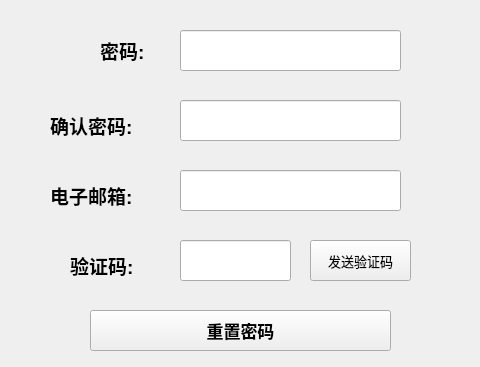
First picture: the form in client/forgetPasswordWindow/forgetPasswordWindow.ui, repository A-Yu-cn/sqq, before the edit.
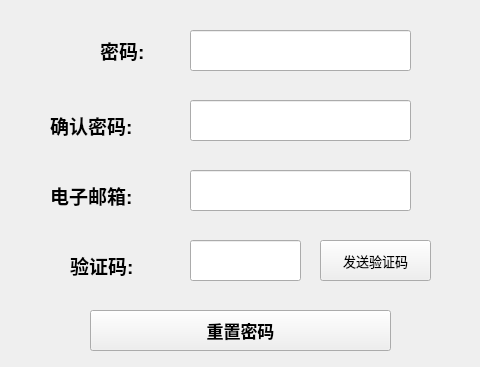
Second picture: the form after the edit.

The edit to the form file:
```diff
--- a/client/forgetPasswordWindow/forgetPasswordWindow.ui
+++ b/client/forgetPasswordWindow/forgetPasswordWindow.ui
@@ -18,7 +18,7 @@
     <rect>
      <x>100</x>
      <y>35</y>
-     <width>61</width>
+     <width>81</width>
      <height>31</height>
     </rect>
    </property>
@@ -38,7 +38,7 @@
     <rect>
      <x>50</x>
      <y>180</y>
-     <width>111</width>
+     <width>131</width>
      <height>31</height>
     </rect>
    </property>
@@ -56,7 +56,7 @@
   <widget class="QLineEdit" name="emailLineEdit">
    <property name="geometry">
     <rect>
-     <x>180</x>
+     <x>190</x>
      <y>170</y>
      <width>221</width>
      <height>41</height>
@@ -71,9 +71,9 @@
   <widget class="QPushButton" name="sendCodeButton">
    <property name="geometry">
     <rect>
-     <x>310</x>
+     <x>320</x>
      <y>240</y>
-     <width>101</width>
+     <width>111</width>
      <height>41</height>
     </rect>
    </property>
@@ -89,7 +89,7 @@
   <widget class="QLineEdit" name="passwordLineEdit">
    <property name="geometry">
     <rect>
-     <x>180</x>
+     <x>190</x>
      <y>30</y>
      <width>221</width>
      <height>41</height>
@@ -106,7 +106,7 @@
     <rect>
      <x>50</x>
      <y>110</y>
-     <width>111</width>
+     <width>131</width>
      <height>31</height>
     </rect>
    </property>
@@ -124,7 +124,7 @@
   <widget class="QLineEdit" name="passwordLineEdit_2">
    <property name="geometry">
     <rect>
-     <x>180</x>
+     <x>190</x>
      <y>100</y>
      <width>221</width>
      <height>41</height>
@@ -139,7 +139,7 @@
   <widget class="QLineEdit" name="codeLineEdit">
    <property name="geometry">
     <rect>
-     <x>180</x>
+     <x>190</x>
      <y>240</y>
      <width>111</width>
      <height>41</height>
@@ -159,7 +159,7 @@
     <rect>
      <x>70</x>
      <y>250</y>
-     <width>91</width>
+     <width>101</width>
      <height>31</height>
     </rect>
    </property>
```
Left out of the diff: 2 changed lines with no effect on the pictures.
